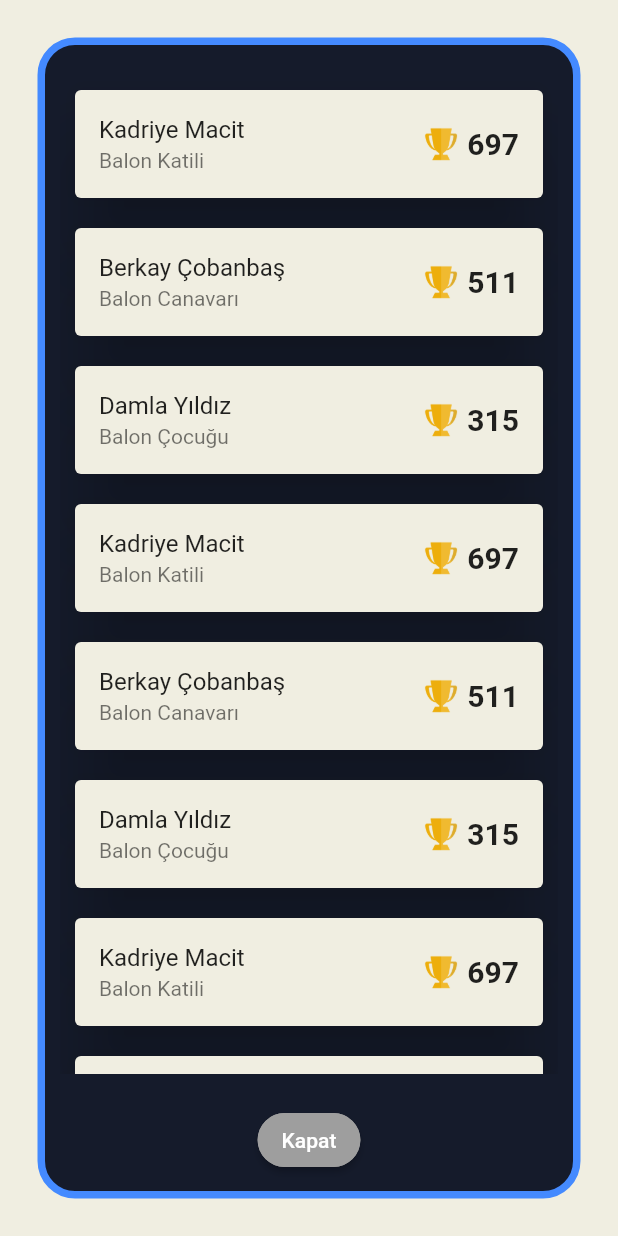
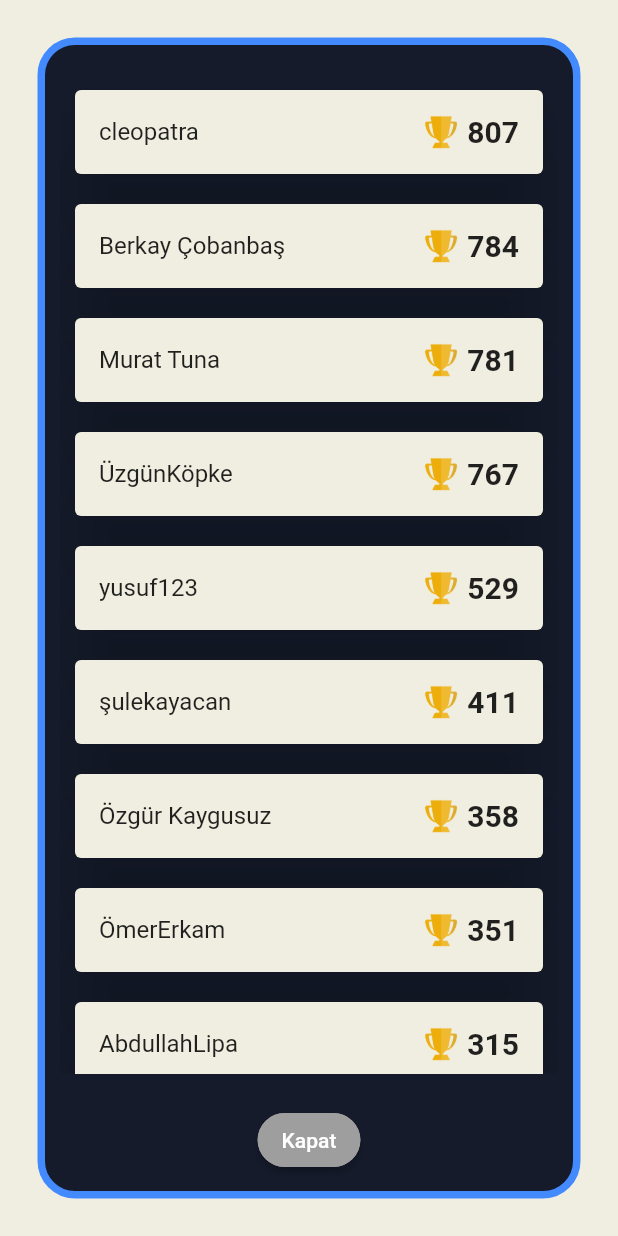
Before and after one commit to abdullahturkmen/bubbles_pop, a Flutter app: the TopScores screen opened directly, on a phone screen of 412 x 824 dp. Run offline on Flutter 3.47's test engine with Material 2 defaults, Android fonts, the light colour scheme and no system bars; our stand-ins replace circular_countdown_timer, confetti, just_audio.

Commit message:
some features added

```diff
--- a/lib/scores.dart
+++ b/lib/scores.dart
@@ -37,8 +37,7 @@ class TopScores extends StatelessWidget {
                         elevation: 20,
                         color: Color(0xFFF0EEE1),
                         child: ListTile(
-                          title: Text("Kadriye Macit"),
-                          subtitle: Text("Balon Katili"),
+                          title: Text("cleopatra"),
                           trailing: SingleChildScrollView(
                               scrollDirection: Axis.horizontal,
                               child: Row(children: <Widget>[
@@ -48,7 +47,7 @@ class TopScores extends StatelessWidget {
                                 ),
                                 SizedBox(width: 5),
                                 Text(
-                                  "697",
+                                  "807",
                                   style: TextStyle(
                                       fontSize: 20,
                                       fontWeight: FontWeight.bold),
@@ -68,7 +67,6 @@ class TopScores extends StatelessWidget {
                         color: Color(0xFFF0EEE1),
                         child: ListTile(
                           title: Text("Berkay Çobanbaş"),
-                          subtitle: Text("Balon Canavarı"),
                           trailing: SingleChildScrollView(
                               scrollDirection: Axis.horizontal,
                               child: Row(children: <Widget>[
@@ -78,7 +76,7 @@ class TopScores extends StatelessWidget {
                                 ),
                                 SizedBox(width: 5),
                                 Text(
-                                  "511",
+                                  "784",
                                   style: TextStyle(
                                       fontSize: 20,
                                       fontWeight: FontWeight.bold),
@@ -96,8 +94,175 @@ class TopScores extends StatelessWidget {
                         elevation: 20,
                         color: Color(0xFFF0EEE1),
                         child: ListTile(
-                          title: Text("Damla Yıldız"),
-                          subtitle: Text("Balon Çocuğu"),
+                          title: Text("Murat Tuna"),
+                          trailing: SingleChildScrollView(
+                              scrollDirection: Axis.horizontal,
+                              child: Row(children: <Widget>[
+                                Image.asset(
+                                  'lib/assets/images/score-icon.png',
+                                  width: 25,
+                                ),
+                                SizedBox(width: 5),
+                                Text(
+                                  "781",
+                                  style: TextStyle(
+                                      fontSize: 20,
+                                      fontWeight: FontWeight.bold),
+                                ),
+                              ])),
+                        ),
+                      ),
+
+                      Padding(
+                        padding: const EdgeInsets.symmetric(horizontal: 10),
+                      ),
+                      Card(
+                        margin: EdgeInsets.all(10),
+                        elevation: 20,
+                        color: Color(0xFFF0EEE1),
+                        child: ListTile(
+                          title: Text("ÜzgünKöpke"),
+                          trailing: SingleChildScrollView(
+                              scrollDirection: Axis.horizontal,
+                              child: Row(children: <Widget>[
+                                Image.asset(
+                                  'lib/assets/images/score-icon.png',
+                                  width: 25,
+                                ),
+                                SizedBox(width: 5),
+                                Text(
+                                  "767",
+                                  style: TextStyle(
+                                      fontSize: 20,
+                                      fontWeight: FontWeight.bold),
+                                ),
+                              ])),
+                        ),
+                      ),
+
+                      Padding(
+                        padding: const EdgeInsets.symmetric(horizontal: 10),
+                      ), //aralarına çizgi tanımlamak için
+                      //Divider widget'ını tanımlıyoruz
+
+                      Card(
+                        margin: EdgeInsets.all(10),
+                        elevation: 20,
+                        color: Color(0xFFF0EEE1),
+                        child: ListTile(
+                          title: Text("yusuf123"),
+                          trailing: SingleChildScrollView(
+                              scrollDirection: Axis.horizontal,
+                              child: Row(children: <Widget>[
+                                Image.asset(
+                                  'lib/assets/images/score-icon.png',
+                                  width: 25,
+                                ),
+                                SizedBox(width: 5),
+                                Text(
+                                  "529",
+                                  style: TextStyle(
+                                      fontSize: 20,
+                                      fontWeight: FontWeight.bold),
+                                ),
+                              ])),
+                        ),
+                      ),
+
+                      Padding(
+                        padding: const EdgeInsets.symmetric(horizontal: 10),
+                      ),
+
+                      Card(
+                        margin: EdgeInsets.all(10),
+                        elevation: 20,
+                        color: Color(0xFFF0EEE1),
+                        child: ListTile(
+                          title: Text("şulekayacan"),
+                          trailing: SingleChildScrollView(
+                              scrollDirection: Axis.horizontal,
+                              child: Row(children: <Widget>[
+                                Image.asset(
+                                  'lib/assets/images/score-icon.png',
+                                  width: 25,
+                                ),
+                                SizedBox(width: 5),
+                                Text(
+                                  "411",
+                                  style: TextStyle(
+                                      fontSize: 20,
+                                      fontWeight: FontWeight.bold),
+                                ),
+                              ])),
+                        ),
+                      ),
+
+                      Padding(
+                        padding: const EdgeInsets.symmetric(horizontal: 10),
+                      ),
+                      Card(
+                        margin: EdgeInsets.all(10),
+                        elevation: 20,
+                        color: Color(0xFFF0EEE1),
+                        child: ListTile(
+                          title: Text("Özgür Kaygusuz"),
+                          trailing: SingleChildScrollView(
+                              scrollDirection: Axis.horizontal,
+                              child: Row(children: <Widget>[
+                                Image.asset(
+                                  'lib/assets/images/score-icon.png',
+                                  width: 25,
+                                ),
+                                SizedBox(width: 5),
+                                Text(
+                                  "358",
+                                  style: TextStyle(
+                                      fontSize: 20,
+                                      fontWeight: FontWeight.bold),
+                                ),
+                              ])),
+                        ),
+                      ),
+
+                      Padding(
+                        padding: const EdgeInsets.symmetric(horizontal: 10),
+                      ), //aralarına çizgi tanımlamak için
+                      //Divider widget'ını tanımlıyoruz
+
+                      Card(
+                        margin: EdgeInsets.all(10),
+                        elevation: 20,
+                        color: Color(0xFFF0EEE1),
+                        child: ListTile(
+                          title: Text("ÖmerErkam"),
+                          trailing: SingleChildScrollView(
+                              scrollDirection: Axis.horizontal,
+                              child: Row(children: <Widget>[
+                                Image.asset(
+                                  'lib/assets/images/score-icon.png',
+                                  width: 25,
+                                ),
+                                SizedBox(width: 5),
+                                Text(
+                                  "351",
+                                  style: TextStyle(
+                                      fontSize: 20,
+                                      fontWeight: FontWeight.bold),
+                                ),
+                              ])),
+                        ),
+                      ),
+
+                      Padding(
+                        padding: const EdgeInsets.symmetric(horizontal: 10),
+                      ),
+
+                      Card(
+                        margin: EdgeInsets.all(10),
+                        elevation: 20,
+                        color: Color(0xFFF0EEE1),
+                        child: ListTile(
+                          title: Text("AbdullahLipa"),
                           trailing: SingleChildScrollView(
                               scrollDirection: Axis.horizontal,
                               child: Row(children: <Widget>[
@@ -119,13 +284,13 @@ class TopScores extends StatelessWidget {
                       Padding(
                         padding: const EdgeInsets.symmetric(horizontal: 10),
                       ),
+
                       Card(
                         margin: EdgeInsets.all(10),
                         elevation: 20,
                         color: Color(0xFFF0EEE1),
                         child: ListTile(
-                          title: Text("Kadriye Macit"),
-                          subtitle: Text("Balon Katili"),
+                          title: Text("Damla Yıldız"),
                           trailing: SingleChildScrollView(
                               scrollDirection: Axis.horizontal,
                               child: Row(children: <Widget>[
@@ -135,153 +300,7 @@ class TopScores extends StatelessWidget {
                                 ),
                                 SizedBox(width: 5),
                                 Text(
-                                  "697",
-                                  style: TextStyle(
-                                      fontSize: 20,
-                                      fontWeight: FontWeight.bold),
-                                ),
-                              ])),
-                        ),
-                      ),
-
-                      Padding(
-                        padding: const EdgeInsets.symmetric(horizontal: 10),
-                      ), //aralarına çizgi tanımlamak için
-                      //Divider widget'ını tanımlıyoruz
-
-                      Card(
-                        margin: EdgeInsets.all(10),
-                        elevation: 20,
-                        color: Color(0xFFF0EEE1),
-                        child: ListTile(
-                          title: Text("Berkay Çobanbaş"),
-                          subtitle: Text("Balon Canavarı"),
-                          trailing: SingleChildScrollView(
-                              scrollDirection: Axis.horizontal,
-                              child: Row(children: <Widget>[
-                                Image.asset(
-                                  'lib/assets/images/score-icon.png',
-                                  width: 25,
-                                ),
-                                SizedBox(width: 5),
-                                Text(
-                                  "511",
-                                  style: TextStyle(
-                                      fontSize: 20,
-                                      fontWeight: FontWeight.bold),
-                                ),
-                              ])),
-                        ),
-                      ),
-
-                      Padding(
-                        padding: const EdgeInsets.symmetric(horizontal: 10),
-                      ),
-
-                      Card(
-                        margin: EdgeInsets.all(10),
-                        elevation: 20,
-                        color: Color(0xFFF0EEE1),
-                        child: ListTile(
-                          title: Text("Damla Yıldız"),
-                          subtitle: Text("Balon Çocuğu"),
-                          trailing: SingleChildScrollView(
-                              scrollDirection: Axis.horizontal,
-                              child: Row(children: <Widget>[
-                                Image.asset(
-                                  'lib/assets/images/score-icon.png',
-                                  width: 25,
-                                ),
-                                SizedBox(width: 5),
-                                Text(
-                                  "315",
-                                  style: TextStyle(
-                                      fontSize: 20,
-                                      fontWeight: FontWeight.bold),
-                                ),
-                              ])),
-                        ),
-                      ),
-
-                      Padding(
-                        padding: const EdgeInsets.symmetric(horizontal: 10),
-                      ),
-                      Card(
-                        margin: EdgeInsets.all(10),
-                        elevation: 20,
-                        color: Color(0xFFF0EEE1),
-                        child: ListTile(
-                          title: Text("Kadriye Macit"),
-                          subtitle: Text("Balon Katili"),
-                          trailing: SingleChildScrollView(
-                              scrollDirection: Axis.horizontal,
-                              child: Row(children: <Widget>[
-                                Image.asset(
-                                  'lib/assets/images/score-icon.png',
-                                  width: 25,
-                                ),
-                                SizedBox(width: 5),
-                                Text(
-                                  "697",
-                                  style: TextStyle(
-                                      fontSize: 20,
-                                      fontWeight: FontWeight.bold),
-                                ),
-                              ])),
-                        ),
-                      ),
-
-                      Padding(
-                        padding: const EdgeInsets.symmetric(horizontal: 10),
-                      ), //aralarına çizgi tanımlamak için
-                      //Divider widget'ını tanımlıyoruz
-
-                      Card(
-                        margin: EdgeInsets.all(10),
-                        elevation: 20,
-                        color: Color(0xFFF0EEE1),
-                        child: ListTile(
-                          title: Text("Berkay Çobanbaş"),
-                          subtitle: Text("Balon Canavarı"),
-                          trailing: SingleChildScrollView(
-                              scrollDirection: Axis.horizontal,
-                              child: Row(children: <Widget>[
-                                Image.asset(
-                                  'lib/assets/images/score-icon.png',
-                                  width: 25,
-                                ),
-                                SizedBox(width: 5),
-                                Text(
-                                  "511",
-                                  style: TextStyle(
-                                      fontSize: 20,
-                                      fontWeight: FontWeight.bold),
-                                ),
-                              ])),
-                        ),
-                      ),
-
-                      Padding(
-                        padding: const EdgeInsets.symmetric(horizontal: 10),
-                      ),
-
-                      Card(
-                        margin: EdgeInsets.all(10),
-                        elevation: 20,
-                        color: Color(0xFFF0EEE1),
-                        child: ListTile(
-                          title: Text("Damla Yıldız"),
-                          subtitle: Text("Balon Çocuğu"),
-                          trailing: SingleChildScrollView(
-                              scrollDirection: Axis.horizontal,
-                              child: Row(children: <Widget>[
-                                Image.asset(
-                                  'lib/assets/images/score-icon.png',
-                                  width: 25,
-                                ),
-                                SizedBox(width: 5),
-                                Text(
-                                  "315",
+                                  "299",
                                   style: TextStyle(
                                       fontSize: 20,
                                       fontWeight: FontWeight.bold),
```
Also changed, not shown: lib/game.dart (+64 -8 lines), lib/home.dart (+19 -0 lines), lib/info.dart (+10 -0 lines).
